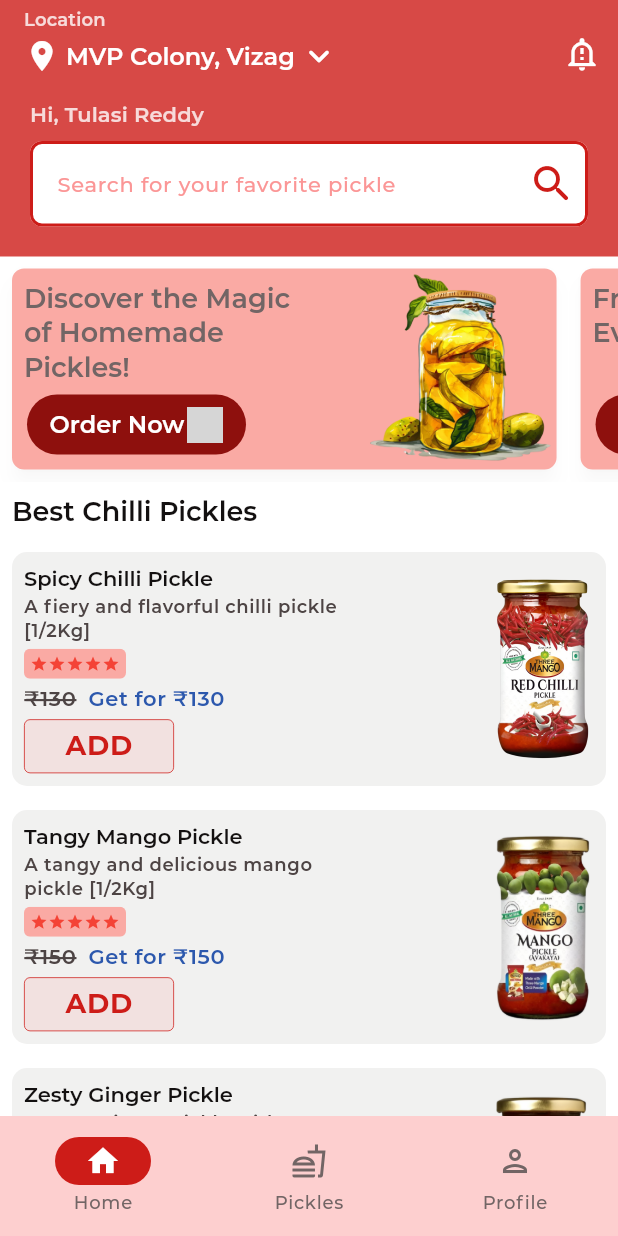
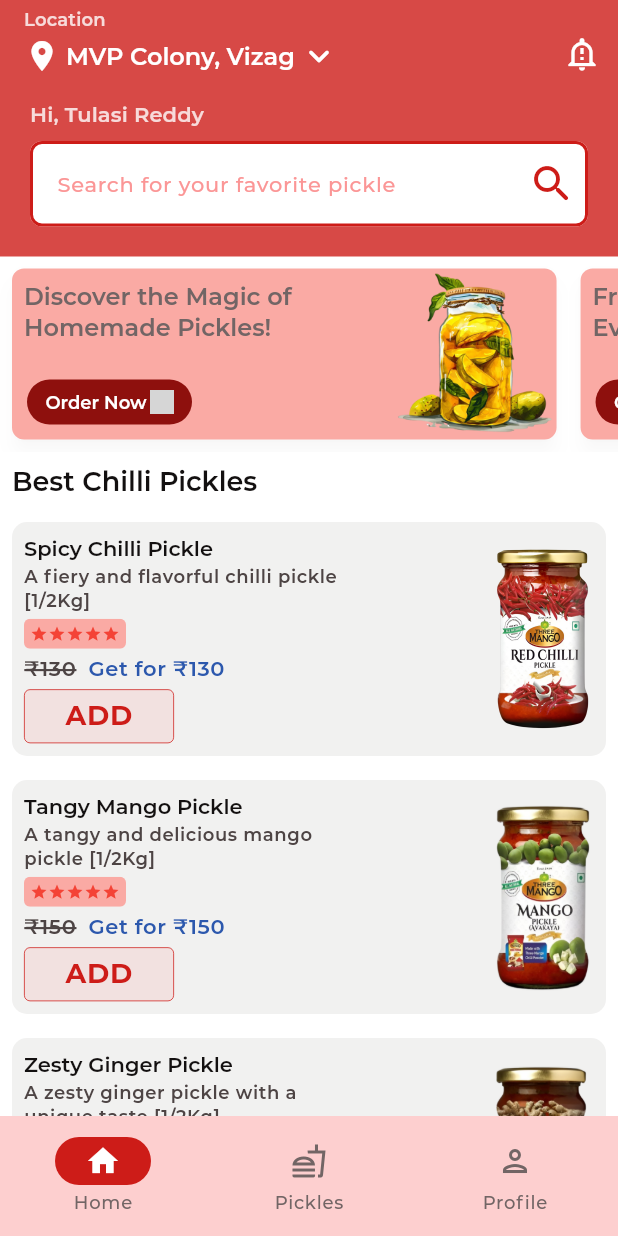
Before and after one commit to tulasireddytulasi/SpicyPickles, a Flutter app: the screen it shows after launch, on a phone screen of 412 x 824 dp. Run offline on Flutter 3.47's test engine with Material 3 defaults, Android fonts, the phone set to English and light mode, and no system bars; our stand-ins replace flutter_svg, infinite_scroll_pagination; grey boxes are pictures that could not be loaded.

Commit message:
Updated PageView Card Size

```diff
--- a/lib/presentation/home/widget/home_body_widget.dart
+++ b/lib/presentation/home/widget/home_body_widget.dart
@@ -39,7 +39,7 @@ class _HomeBodyWidgetState extends State<HomeBodyWidget> {
               const SearchbarWidget(),
               SizedBox(
                 width: MediaQuery.of(context).size.width,
-                height: 150,
+                height: 130,
                 child: const PageViewWithCards(),
               ),
               Padding(
--- a/lib/presentation/home/widget/page_view_widget.dart
+++ b/lib/presentation/home/widget/page_view_widget.dart
@@ -62,7 +62,7 @@ class _PageViewWithCardsState extends State<PageViewWithCards> {
                     labels[index],
                     maxLines: 3,
                     softWrap: true,
-                    style: context.textStyle?.headlineMedium?.copyWith(fontSize: 18),
+                    style: context.textStyle?.headlineMedium?.copyWith(fontSize: 16),
                   ),
                 ),
               ),
@@ -75,8 +75,8 @@ class _PageViewWithCardsState extends State<PageViewWithCards> {
                     color: AppColors.deepRed,
                     borderRadius: BorderRadius.all(Radius.circular(20)),
                   ),
-                  width: 146,
-                  height: 40,
+                  width: 110,
+                  height: 30,
                   child: Row(
                     mainAxisAlignment: MainAxisAlignment.center,
                     mainAxisSize: MainAxisSize.min,
@@ -85,15 +85,15 @@ class _PageViewWithCardsState extends State<PageViewWithCards> {
                         "Order Now",
                         maxLines: 3,
                         softWrap: true,
-                        style: context.textStyle?.headlineMedium?.copyWith(fontSize: 16, color: AppColors.white),
+                        style: context.textStyle?.headlineMedium?.copyWith(fontSize: 12, color: AppColors.white),
                       ),
                       const SizedBox(width: 2),
                       Image.asset(
                         AppAssets.kChilliIcon,
                         fit: BoxFit.cover,
-                        width: 24,
-                        height: 24,
-                      )
+                        width: 16,
+                        height: 16,
+                      ),
                     ],
                   ),
                 ),
```
